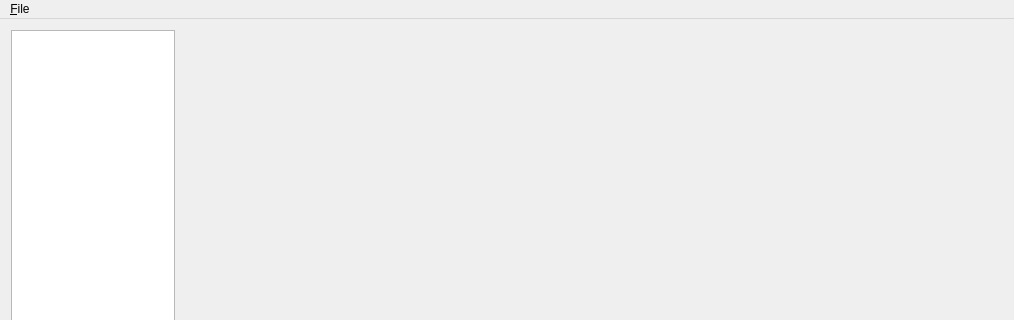
Old version of the form view/mainwindow.ui in the repository iaceob/fm-ci; both pictures show x 0 to 1014 and y 0 to 320 of the 1014 by 675 pixel window.
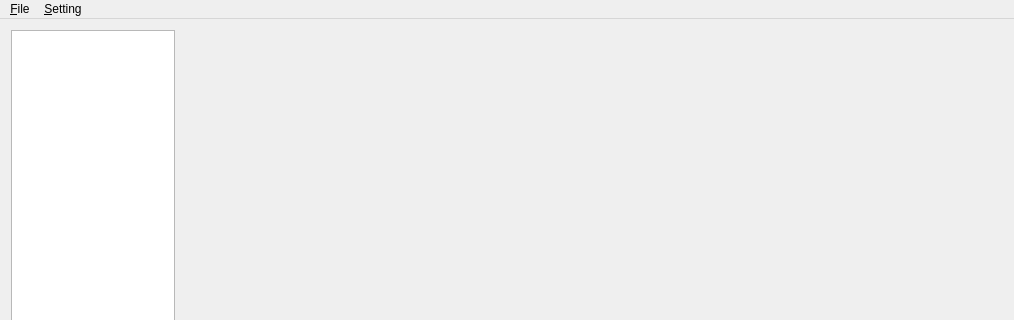
New version of the form.

The edit to the form file:
```diff
--- a/view/mainwindow.ui
+++ b/view/mainwindow.ui
@@ -48,7 +48,7 @@
      <x>0</x>
      <y>0</y>
      <width>1014</width>
-     <height>26</height>
+     <height>22</height>
     </rect>
    </property>
    <widget class="QMenu" name="menuFile_F">
@@ -58,7 +58,14 @@
     <addaction name="actionS"/>
     <addaction name="exitAction"/>
    </widget>
+   <widget class="QMenu" name="menu_Setting">
+    <property name="title">
+     <string>&amp;Setting</string>
+    </property>
+    <addaction name="action_Language"/>
+   </widget>
    <addaction name="menuFile_F"/>
+   <addaction name="menu_Setting"/>
   </widget>
   <action name="actionS">
    <property name="text">
```
Left out of the diff: 11 changed lines with no effect on the pictures.
